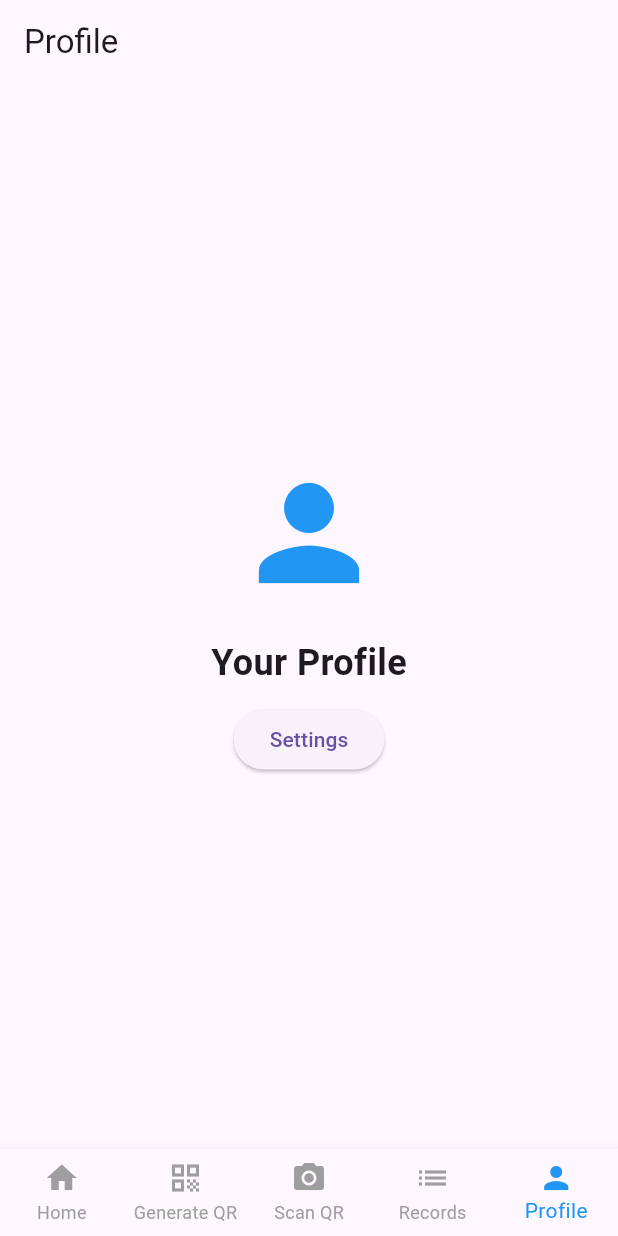
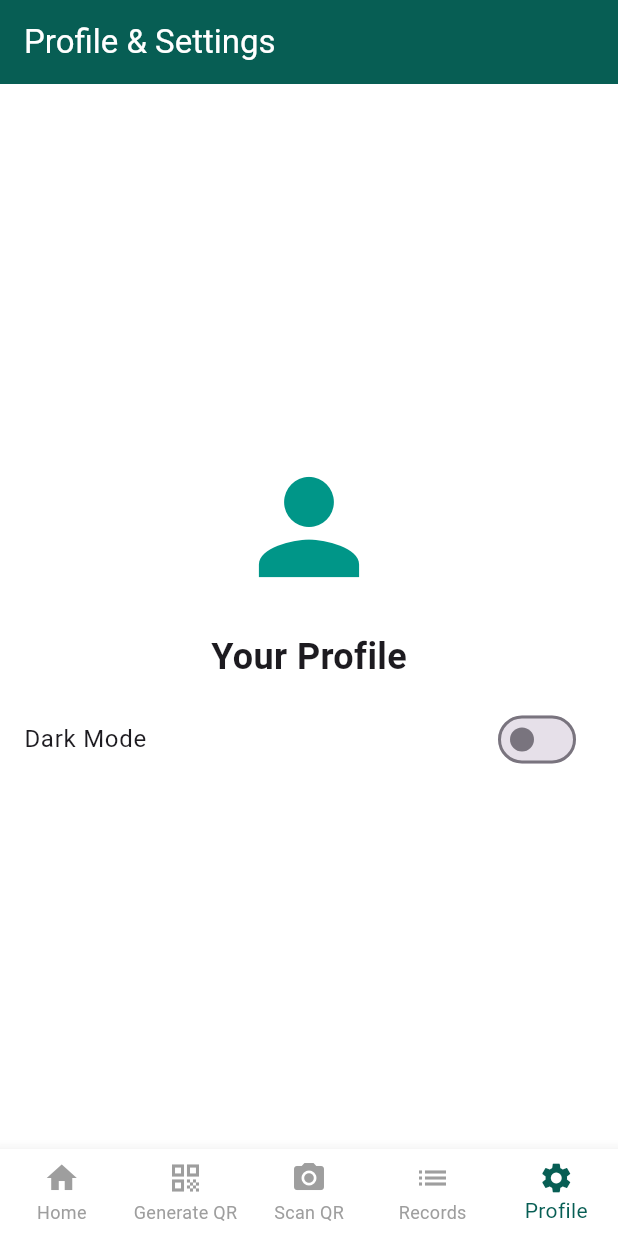
Before and after one commit to arya070104/AttendEase, a Flutter app: the screen it shows after launch, item 5 of the bottom bar chosen, on a phone screen of 412 x 824 dp. Run offline on Flutter 3.47's test engine with Material 3 defaults, Android fonts, the light colour scheme and no system bars; our stand-ins replace qr_flutter; missing offline and left inert: mobile_scanner.

Commit message:
Fixed navigation bar and improved UI

```diff
--- a/lib/main.dart
+++ b/lib/main.dart
@@ -3,24 +3,79 @@ import 'screens/home_screen.dart';
 import 'screens/qr_generator_screen.dart';
 import 'screens/qr_scanner_screen.dart';
 import 'screens/attendance_records_screen.dart';
-import 'screens/profile_screen.dart'; // New Profile Screen
+import 'screens/profile_screen.dart';
 
 void main() {
   runApp(AttendEaseApp());
 }
 
-class AttendEaseApp extends StatelessWidget {
+class AttendEaseApp extends StatefulWidget {
+  @override
+  _AttendEaseAppState createState() => _AttendEaseAppState();
+}
+
+class _AttendEaseAppState extends State<AttendEaseApp> {
+  bool _isDarkMode = false;
+
+  void toggleTheme(bool isDark) {
+    setState(() {
+      _isDarkMode = isDark;
+    });
+  }
+
   @override
   Widget build(BuildContext context) {
     return MaterialApp(
       debugShowCheckedModeBanner: false,
       title: 'AttendEase',
-      home: MainScreen(),
+      theme: _isDarkMode ? _darkTheme() : _lightTheme(),
+      home: MainScreen(toggleTheme: toggleTheme, isDarkMode: _isDarkMode),
     );
   }
 }
 
+// WhatsApp Light Theme
+ThemeData _lightTheme() {
+  return ThemeData(
+    primaryColor: Color(0xFF075E54), // WhatsApp Green
+    scaffoldBackgroundColor: Colors.white,
+    appBarTheme: AppBarTheme(
+      backgroundColor: Color(0xFF075E54),
+      foregroundColor: Colors.white,
+    ),
+    bottomNavigationBarTheme: BottomNavigationBarThemeData(
+      backgroundColor: Colors.white,
+      selectedItemColor: Color(0xFF075E54),
+      unselectedItemColor: Colors.grey,
+    ),
+    textTheme: TextTheme(bodyLarge: TextStyle(color: Colors.black)),
+  );
+}
+
+// WhatsApp Dark Theme
+ThemeData _darkTheme() {
+  return ThemeData(
+    primaryColor: Color(0xFF128C7E), // WhatsApp Dark Green
+    scaffoldBackgroundColor: Color(0xFF121212), // Dark Background
+    appBarTheme: AppBarTheme(
+      backgroundColor: Color(0xFF128C7E),
+      foregroundColor: Colors.white,
+    ),
+    bottomNavigationBarTheme: BottomNavigationBarThemeData(
+      backgroundColor: Color(0xFF121212),
+      selectedItemColor: Color(0xFF25D366), // WhatsApp Light Green
+      unselectedItemColor: Colors.grey,
+    ),
+    textTheme: TextTheme(bodyLarge: TextStyle(color: Colors.white)),
+  );
+}
+
 class MainScreen extends StatefulWidget {
+  final Function(bool) toggleTheme;
+  final bool isDarkMode;
+
+  MainScreen({required this.toggleTheme, required this.isDarkMode});
+
   @override
   _MainScreenState createState() => _MainScreenState();
 }
@@ -28,31 +83,29 @@ class MainScreen extends StatefulWidget {
 class _MainScreenState extends State<MainScreen> {
   int _selectedIndex = 0;
 
-  // List of screens
-  final List<Widget> _screens = [
-    HomeScreen(),
-    QRGeneratorScreen(),
-    QRScannerScreen(),
-    AttendanceRecordsScreen(),
-    ProfileScreen(), // Added Profile Page
-  ];
-
-  void _onItemTapped(int index) {
-    setState(() {
-      _selectedIndex = index;
-    });
-  }
-
   @override
   Widget build(BuildContext context) {
+    final List<Widget> _screens = [
+      HomeScreen(),
+      QRGeneratorScreen(),
+      QRScannerScreen(),
+      AttendanceRecordsScreen(),
+      ProfileScreen(
+        toggleTheme: widget.toggleTheme,
+        isDarkMode: widget.isDarkMode,
+      ),
+    ];
+
     return Scaffold(
       body: _screens[_selectedIndex],
       bottomNavigationBar: BottomNavigationBar(
         type: BottomNavigationBarType.fixed,
-        selectedItemColor: Colors.blue,
-        unselectedItemColor: Colors.grey,
         currentIndex: _selectedIndex,
-        onTap: _onItemTapped,
+        onTap: (index) {
+          setState(() {
+            _selectedIndex = index;
+          });
+        },
         items: [
           BottomNavigationBarItem(icon: Icon(Icons.home), label: 'Home'),
           BottomNavigationBarItem(
@@ -64,10 +117,7 @@ class _MainScreenState extends State<MainScreen> {
             label: 'Scan QR',
           ),
           BottomNavigationBarItem(icon: Icon(Icons.list), label: 'Records'),
-          BottomNavigationBarItem(
-            icon: Icon(Icons.person),
-            label: 'Profile',
-          ), // New Profile Tab
+          BottomNavigationBarItem(icon: Icon(Icons.settings), label: 'Profile'),
         ],
       ),
     );
--- a/lib/screens/profile_screen.dart
+++ b/lib/screens/profile_screen.dart
@@ -1,26 +1,32 @@
 import 'package:flutter/material.dart';
 
 class ProfileScreen extends StatelessWidget {
+  final Function(bool) toggleTheme;
+  final bool isDarkMode;
+
+  ProfileScreen({required this.toggleTheme, required this.isDarkMode});
+
   @override
   Widget build(BuildContext context) {
     return Scaffold(
-      appBar: AppBar(title: Text('Profile')),
+      appBar: AppBar(title: Text('Profile & Settings')),
       body: Center(
         child: Column(
           mainAxisAlignment: MainAxisAlignment.center,
           children: [
-            Icon(Icons.person, size: 100, color: Colors.blue),
+            Icon(Icons.person, size: 100, color: Colors.teal),
             SizedBox(height: 20),
             Text(
               'Your Profile',
               style: TextStyle(fontSize: 24, fontWeight: FontWeight.bold),
             ),
             SizedBox(height: 10),
-            ElevatedButton(
-              onPressed: () {
-                // Add settings functionality here
+            SwitchListTile(
+              title: Text('Dark Mode'),
+              value: isDarkMode,
+              onChanged: (value) {
+                toggleTheme(value);
               },
-              child: Text('Settings'),
             ),
           ],
         ),
```
